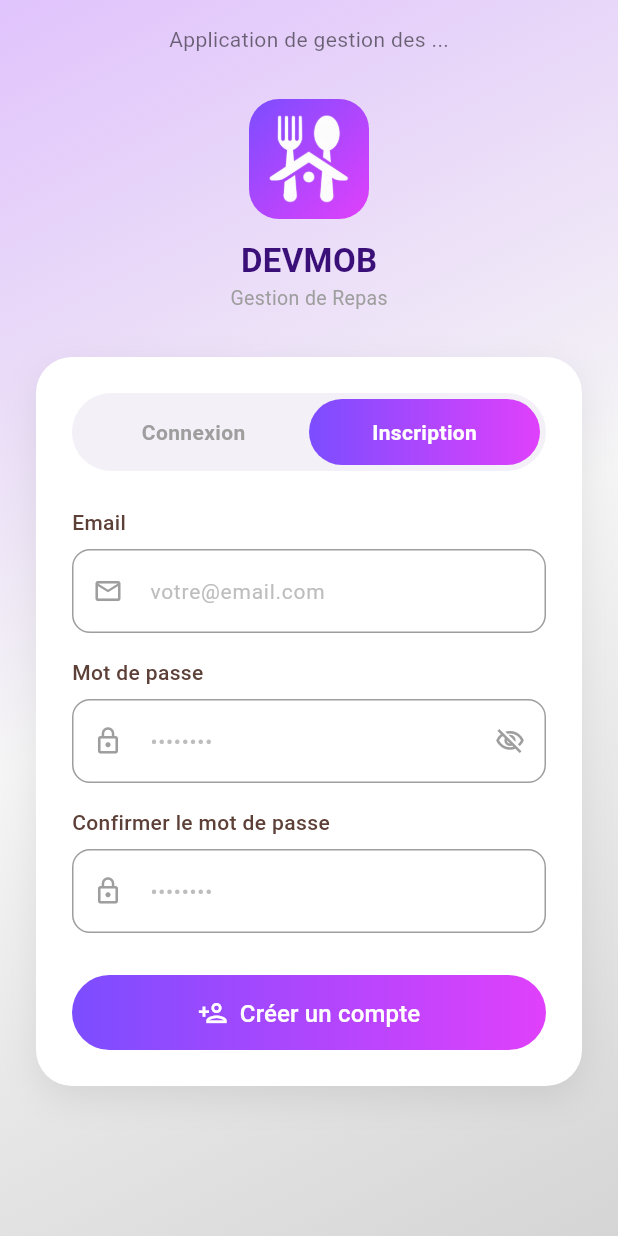
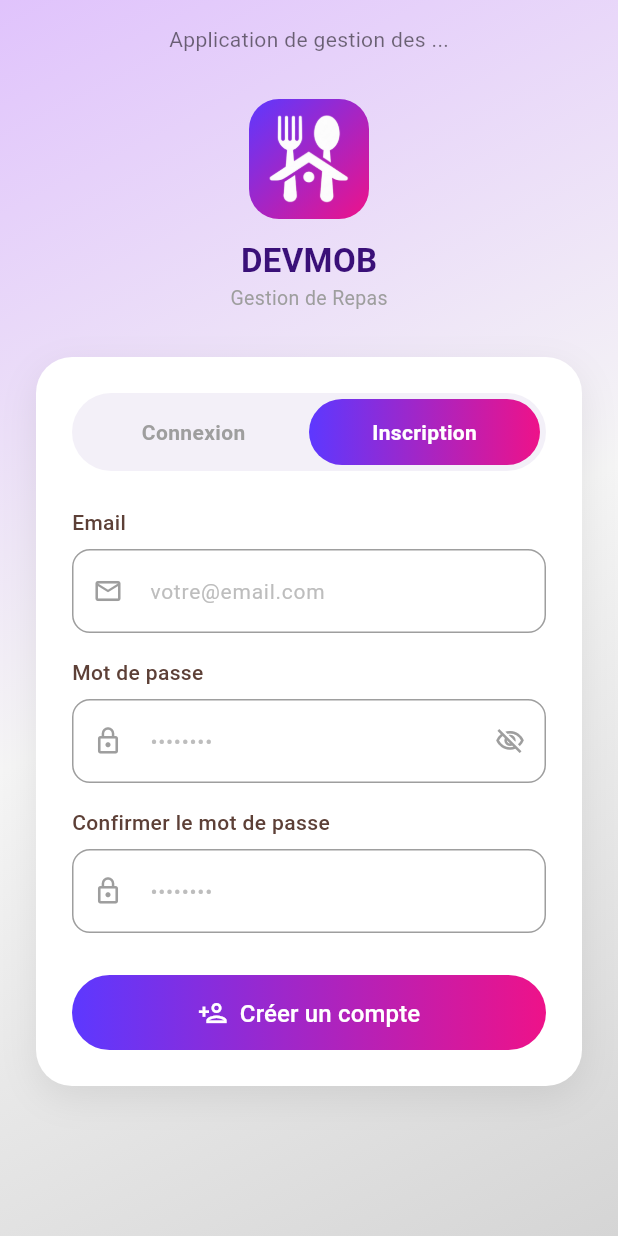
Before and after one commit to skandar96/DEVMOB-GestionRepas, a Flutter app: the HomePage screen opened directly, after a tap on the "logout" icon, after a tap on "Inscription", on a phone screen of 412 x 824 dp. Run offline on Flutter 3.47's test engine with Material 3 defaults, Android fonts, the phone set to English and light mode, and no system bars; our stand-ins replace cloud_firestore, firebase_auth, firebase_core; accounts and stored records are empty.

Commit message:
Refactor gradient colors across UI components to unify styling and enhance visual consistency

```diff
--- a/lib/theme/gradient_header.dart
+++ b/lib/theme/gradient_header.dart
@@ -1,17 +1,6 @@
 import 'package:flutter/material.dart';
 
-/// Palette de couleurs pour les dégradés
-class GradientPalette {
-  static List<Color> colors = [
-    const Color.fromARGB(163, 94, 142, 253).withOpacity(1.0), // Blue
-    const Color.fromARGB(227, 181, 92, 245).withOpacity(1.0), // Purple
-    const Color.fromARGB(230, 254, 126, 192).withOpacity(1.0), // Pink
-  ];
-
-  static const List<double> stops = [0.0, 0.7, 1.0];
-}
-
-/// Widget de header avec dégradé 3 couleurs
+/// Widget de header avec dégradé violet vers rose/magenta
 class GradientHeader extends StatelessWidget {
   final Widget child;
   final EdgeInsets padding;
@@ -22,8 +11,8 @@ class GradientHeader extends StatelessWidget {
     super.key,
     required this.child,
     this.padding = const EdgeInsets.fromLTRB(20, 50, 20, 55),
-    this.begin = Alignment.topCenter,
-    this.end = Alignment.bottomRight,
+    this.begin = Alignment.centerLeft,
+    this.end = Alignment.centerRight,
   });
 
   @override
@@ -31,12 +20,11 @@ class GradientHeader extends StatelessWidget {
     return Container(
       width: double.infinity,
       padding: padding,
-      decoration: BoxDecoration(
+      decoration: const BoxDecoration(
         gradient: LinearGradient(
-          colors: GradientPalette.colors,
-          stops: GradientPalette.stops,
-          begin: begin,
-          end: end,
+          begin: Alignment.centerLeft,
+          end: Alignment.centerRight,
+          colors: [Color(0xFF5D38FF), Color(0xFFEE1289)],
         ),
       ),
       child: child,
--- a/lib/views/Auth/LoginPage.dart
+++ b/lib/views/Auth/LoginPage.dart
@@ -59,7 +59,7 @@ class _LoginScreenState extends State<LoginScreen> {
                     gradient: const LinearGradient(
                       begin: Alignment.topLeft,
                       end: Alignment.bottomRight,
-                      colors: [Color(0xFF7C4DFF), Color(0xFFE040FB)],
+                      colors: [Color(0xFF5D38FF), Color(0xFFEE1289)],
                     ),
                   ),
                   child: ClipRRect(
@@ -192,8 +192,7 @@ class _LoginScreenState extends State<LoginScreen> {
                                 borderRadius: BorderRadius.circular(25),
                                 gradient: const LinearGradient(
                                   colors: [
-                                    Color(0xFF7C4DFF),
-                                    Color(0xFFE040FB),
+                                    Color(0xFF5D38FF), Color(0xFFEE1289),
                                   ],
                                 ),
                               ),
@@ -259,7 +258,7 @@ class _LoginScreenState extends State<LoginScreen> {
               ? BoxDecoration(
                   borderRadius: BorderRadius.circular(25),
                   gradient: const LinearGradient(
-                    colors: [Color(0xFF7C4DFF), Color(0xFFE040FB)],
+                    colors: [Color(0xFF5D38FF), Color(0xFFEE1289)],
                   ),
                 )
               : null,
--- a/lib/views/Auth/RegisterPage .dart
+++ b/lib/views/Auth/RegisterPage .dart
@@ -62,7 +62,7 @@ class _RegisterScreenState extends State<RegisterScreen> {
                     gradient: const LinearGradient(
                       begin: Alignment.topLeft,
                       end: Alignment.bottomRight,
-                      colors: [Color(0xFF7C4DFF), Color(0xFFE040FB)],
+                      colors: [Color(0xFF5D38FF), Color(0xFFEE1289)],
                     ),
                   ),
                   child: ClipRRect(
@@ -188,7 +188,7 @@ class _RegisterScreenState extends State<RegisterScreen> {
     decoration: BoxDecoration(
       borderRadius: BorderRadius.circular(25),
       gradient: const LinearGradient(
-        colors: [Color(0xFF7C4DFF), Color(0xFFE040FB)],
+        colors: [Color(0xFF5D38FF), Color(0xFFEE1289)],
       ),
     ),
     child: Container(
@@ -254,7 +254,7 @@ class _RegisterScreenState extends State<RegisterScreen> {
               ? BoxDecoration(
                   borderRadius: BorderRadius.circular(25),
                   gradient: const LinearGradient(
-                    colors: [Color(0xFF7C4DFF), Color(0xFFE040FB)],
+                    colors: [Color(0xFF5D38FF), Color(0xFFEE1289)],
                   ),
                 )
               : null,
--- a/lib/views/Home/home_page.dart
+++ b/lib/views/Home/home_page.dart
@@ -114,7 +114,10 @@ class _HomePageState extends State<HomePage> {
             padding: const EdgeInsets.all(12),
             decoration: BoxDecoration(
               gradient: const LinearGradient(
-                colors: [Color.fromARGB(205, 104, 102, 249), Color.fromARGB(237, 174, 83, 249)],
+                colors: [
+                  Color.fromARGB(205, 104, 102, 249),
+                  Color.fromARGB(237, 174, 83, 249),
+                ],
               ),
               borderRadius: BorderRadius.circular(14),
             ),
@@ -252,10 +255,9 @@ class _HomePageState extends State<HomePage> {
       margin: const EdgeInsets.all(16),
       padding: const EdgeInsets.symmetric(vertical: 24, horizontal: 20),
       decoration: BoxDecoration(
-        gradient: LinearGradient(
-          colors: GradientPalette.colors,
-          stops: GradientPalette.stops,
-          begin: Alignment.topCenter,
+        gradient: const LinearGradient(
+          colors: [Color(0xFF5D38FF), Color(0xFFEE1289)],
+          begin: Alignment.topLeft,
           end: Alignment.bottomRight,
         ),
         borderRadius: BorderRadius.circular(20),
```
Also changed, not shown: lib/views/Mealplan/MealCalendarPage.dart (+2 -8 lines), lib/views/Recipe/RecipeListPage.dart (+8 -2 lines).
